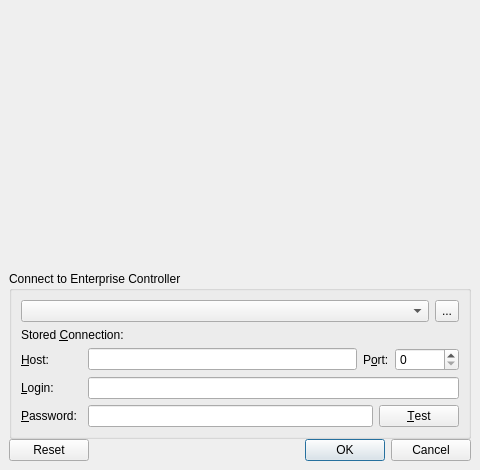
The window that client/src/ui/dialogs/login_dialog.ui (networkoptix/nx_open) describes before a commit, drawn with Qt 5.
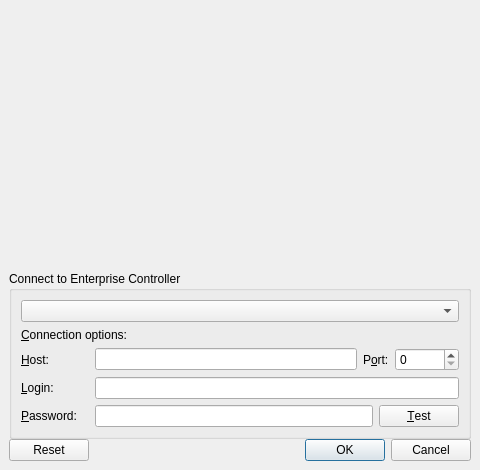
The same window after the commit.

Commit message:
Stored connections redesign
<==== Mercurial data ====>
Branch: stored_connections

```diff
--- a/client/src/ui/dialogs/login_dialog.ui
+++ b/client/src/ui/dialogs/login_dialog.ui
@@ -55,9 +55,7 @@
        <property name="title">
         <string>Connect to Enterprise Controller</string>
        </property>
-       <layout class="QVBoxLayout" name="verticalLayout_3" stretch="0,0,0">
-        <item>
-         <layout class="QHBoxLayout" name="horizontalLayout_4">
+       <layout class="QVBoxLayout" name="verticalLayout_3" stretch="0,0,0,0,0">
           <item>
            <widget class="QComboBox" name="connectionsComboBox">
             <property name="sizePolicy">
@@ -75,27 +73,9 @@
            </widget>
           </item>
           <item>
-           <widget class="QToolButton" name="configureConnectionsButton">
-            <property name="sizePolicy">
-             <sizepolicy hsizetype="Preferred" vsizetype="Preferred">
-              <horstretch>0</horstretch>
-              <verstretch>0</verstretch>
-             </sizepolicy>
-            </property>
-            <property name="text">
-             <string>...</string>
-            </property>
-            <property name="autoRaise">
-             <bool>false</bool>
-            </property>
-           </widget>
-          </item>
-         </layout>
-        </item>
-        <item>
          <widget class="QLabel" name="storedConnectionsLabel">
           <property name="text">
-           <string>Stored &amp;Connection:</string>
+           <string>&amp;Connection options:</string>
           </property>
           <property name="buddy">
            <cstring>connectionsComboBox</cstring>
@@ -103,8 +83,6 @@
          </widget>
         </item>
         <item>
-         <layout class="QVBoxLayout" name="verticalLayout_2">
-          <item>
            <layout class="QHBoxLayout" name="horizontalLayout_3">
             <item>
              <layout class="QHBoxLayout" name="horizontalLayout">
@@ -121,7 +99,7 @@
                 </property>
                 <property name="minimumSize">
                  <size>
-                  <width>61</width>
+                <width>68</width>
                   <height>0</height>
                  </size>
                 </property>
@@ -192,7 +170,7 @@
               </property>
               <property name="minimumSize">
                <size>
-                <width>61</width>
+              <width>68</width>
                 <height>0</height>
                </size>
               </property>
@@ -237,7 +215,7 @@
               </property>
               <property name="minimumSize">
                <size>
-                <width>61</width>
+              <width>68</width>
                 <height>0</height>
                </size>
               </property>
@@ -287,8 +265,6 @@
            </layout>
           </item>
          </layout>
-        </item>
-       </layout>
       </widget>
      </item>
      <item>
```
Left out of the diff: 3 changed lines with no effect on the pictures. Lines whose indentation alone changed are shown as unchanged. The commit also changes 9 other files.
